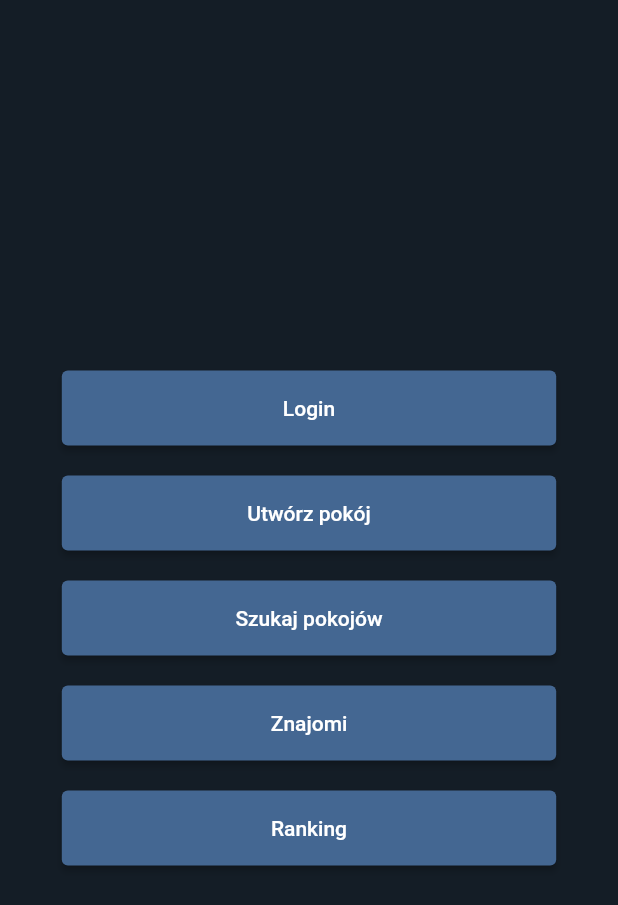
After one commit to PSob888/ShoppingShare, a Flutter app: the MainScreen screen opened by its route, on a phone screen of 412 x 824 dp. The commit adds this screen. Shown: the top 905 px of the screen. Run offline on Flutter 3.47's test engine with Material 2 defaults, Android fonts, the phone set to English and light mode, and no system bars; our stand-ins replace cloud_firestore, firebase_auth, firebase_core; missing offline and left inert: dart:ffi; accounts and stored records are empty; network calls fail.

Commit message:
more stuff added and stuff

```diff
--- a/shopping_share/lib/main.dart
+++ b/shopping_share/lib/main.dart
@@ -24,11 +24,10 @@ class MyApp extends StatelessWidget {
     return ChangeNotifierProvider(
       create: (context) => AuthProvider(),
       child: MaterialApp(
-      title: 'BattleShips',
+      title: 'ShoppingShare',
       debugShowCheckedModeBanner: false,
       theme: themeData(),
       // initialRoute:
-      //     '/ship-deployment', // TODO: remove line, only for ship deployment testing
       onGenerateRoute: MyRouter.generateRoute, // class containing app's routes
     )
     );
--- a/shopping_share/lib/routes.dart
+++ b/shopping_share/lib/routes.dart
@@ -1,6 +1,7 @@
 import 'package:flutter/material.dart';
 import 'package:shopping_share/screens/home_screen.dart';
 import 'package:shopping_share/screens/register_screen.dart';
+import 'package:shopping_share/screens/main_screen.dart';
 
 class MyRouter {
   static Route<dynamic> generateRoute(RouteSettings settings) {
@@ -8,13 +9,13 @@ class MyRouter {
       case '/':
         return MaterialPageRoute(builder: (_) => const HomeScreen());
       case '/login':
-        //return MaterialPageRoute(builder: (_) => const LoginScreen());
+        return MaterialPageRoute(builder: (_) => const HomeScreen());
       case '/register':
         return MaterialPageRoute(builder: (_) => const RegisterScreen());
       case '/registersuccess':
         //return MaterialPageRoute(builder: (_) => const RegisterSuccess());
       case '/home':
-        //return MaterialPageRoute(builder: (_) => const MainScreen());
+        return MaterialPageRoute(builder: (_) => const MainScreen());
       case '/ship-deployment':
         //return MaterialPageRoute(builder: (_) => const ShipPlacementScreen());
       // case '/game':
--- /dev/null
+++ b/shopping_share/lib/screens/main_screen.dart
@@ -0,0 +1,130 @@
+import 'package:flutter/material.dart';
+import 'package:provider/provider.dart';
+
+import 'package:shopping_share/providers/AuthProvider.dart';
+
+class MainScreen extends StatelessWidget {
+  const MainScreen({super.key});
+
+  @override
+  Widget build(BuildContext context) {
+    // Define button height and color
+    double buttonHeight = 50.0;
+    final buttonColor = Color(0xFF446792); // D
+
+    return Scaffold(
+      backgroundColor: Color(0xFF141D26), // Set the background color
+      body: Center(
+        child: Column(
+          mainAxisAlignment: MainAxisAlignment.center,
+          children: [
+            Consumer<AuthProvider>(
+              builder: (context, authProvider, child) {
+                // Check if the user is authenticated
+                if (authProvider.user != null && authProvider.userData != null) {
+                  //Stringnickname = authProvider.userData!['nickname'];
+
+                  // Display the user's nickname
+                  return Text(
+                    'Welcome!',
+                    style: TextStyle(fontSize: 20, color: Colors.white),
+                  );
+
+                } else {
+                  // If the user is not authenticated, show a login button
+                  return FractionallySizedBox(
+                    widthFactor: 0.8,
+                    child: Container(
+                      height: buttonHeight,
+                      child: ElevatedButton(
+                        onPressed: () {
+                          Navigator.pushNamed(context, '/login');
+                        },
+                        style: ButtonStyle(
+                          backgroundColor: MaterialStateProperty.all(buttonColor),
+                        ),
+                        child: Text('Login'),
+                      ),
+                    ),
+                  );
+                }
+              },
+            ),
+            SizedBox(height: 20), // Add spacing between buttons
+            FractionallySizedBox(
+              widthFactor: 0.8,
+              child: Container(
+                height: buttonHeight,
+                child: ElevatedButton(
+                  onPressed: () {
+                    // Handle the second button press
+                    // Replace '/second' with your desired route
+                    //Navigator.pushNamed(context, '/second');
+                  },
+                  style: ButtonStyle(
+                    backgroundColor: MaterialStateProperty.all(buttonColor),
+                  ),
+                  child: Text('Utwórz pokój'),
+                ),
+              ),
+            ),
+            SizedBox(height: 20), // Add spacing between buttons
+            FractionallySizedBox(
+              widthFactor: 0.8,
+              child: Container(
+                height: buttonHeight,
+                child: ElevatedButton(
+                  onPressed: () {
+                    // Handle the second button press
+                    // Replace '/second' with your desired route
+                    //Navigator.pushNamed(context, '/second');
+                  },
+                  style: ButtonStyle(
+                    backgroundColor: MaterialStateProperty.all(buttonColor),
+                  ),
+                  child: Text('Szukaj pokojów'),
+                ),
+              ),
+            ),
+            SizedBox(height: 20),
+            FractionallySizedBox(
+              widthFactor: 0.8,
+              child: Container(
+                height: buttonHeight,
+                child: ElevatedButton(
+                  onPressed: () {
+                    // Handle the third button press
+                    // Replace '/third' with your desired route
+                    //Navigator.pushNamed(context, '/third');
+                  },
+                  style: ButtonStyle(
+                    backgroundColor: MaterialStateProperty.all(buttonColor),
+                  ),
+                  child: Text('Znajomi'),
+                ),
+              ),
+            ),
+            SizedBox(height: 20),
+            FractionallySizedBox(
+              widthFactor: 0.8,
+              child: Container(
+                height: buttonHeight,
+                child: ElevatedButton(
+                  onPressed: () {
+                    // Handle the fourth button press
+                    // Replace '/fourth' with your desired route
+                    //Navigator.pushNamed(context, '/fourth');
+                  },
+                  style: ButtonStyle(
+                    backgroundColor: MaterialStateProperty.all(buttonColor),
+                  ),
+                  child: Text('Ranking'),
+                ),
+              ),
+            ),
+          ],
+        ),
+      ),
+    );
+  }
+}
--- a/shopping_share/lib/structs/user.dart
+++ b/shopping_share/lib/structs/user.dart
@@ -11,7 +11,7 @@ class User {
   Map<String, dynamic> toMap() {
     return {
       'id': id,
-      'nickname': email,
+      'email': email,
     };
   }
 }
```
Also changed, not shown: shopping_share/lib/screens/home_screen.dart (+9 -10 lines), shopping_share/lib/screens/register_screen.dart (+54 -60 lines), shopping_share/lib/screens/register_success.dart (added, +57 -0 lines).
